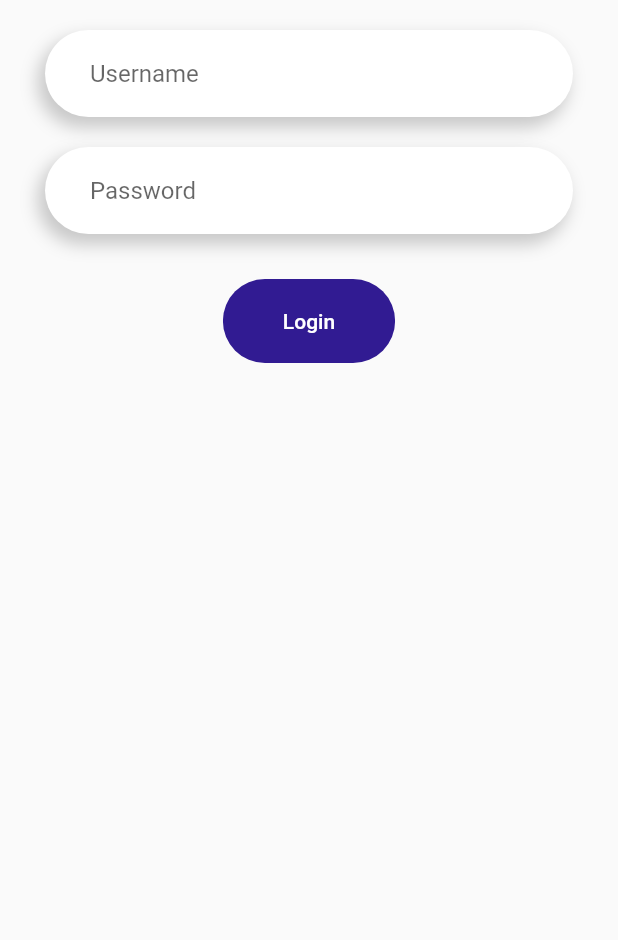
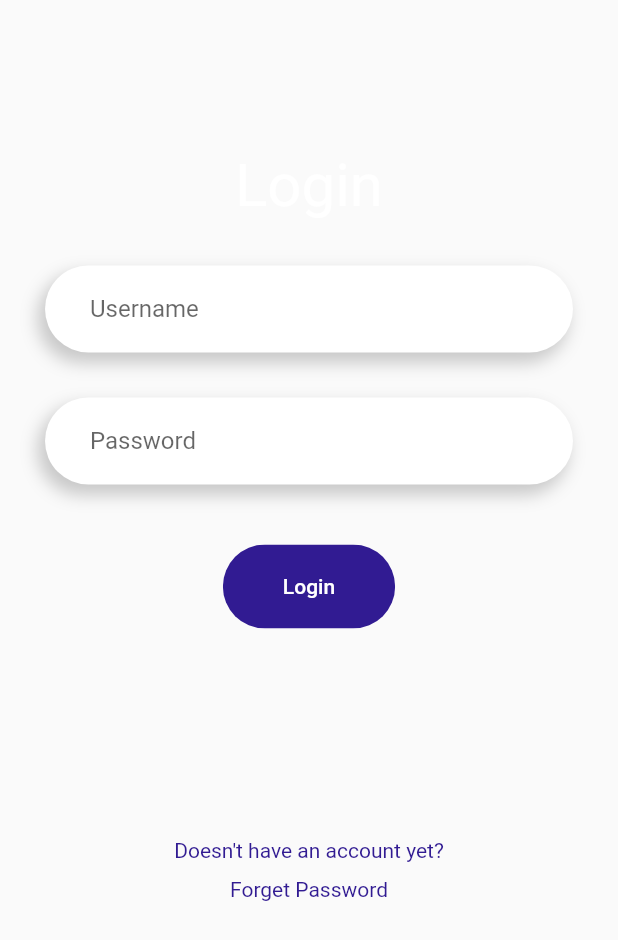
Before and after one commit to ajiekw/rehears, a Flutter app: the Body widget shown alone on an empty page, opened directly, on a phone screen of 412 x 824 dp. Shown: the top 940 px of the screen. Run offline on Flutter 3.47's test engine with Material 2 defaults, Android fonts, the phone set to English and light mode, and no system bars.

Commit message:
shadow and margin

```diff
--- a/lib/form.dart
+++ b/lib/form.dart
@@ -14,16 +14,10 @@ const backgroundcolor = Color(0xFFDD835);
 
 /// This Widget is the main application widget.
 class MyApp extends StatelessWidget {
-  static const String _title = 'Login';
-
   @override
   Widget build(BuildContext context) {
     return MaterialApp(
       home: Scaffold(
-        appBar: AppBar(
-          title: const Text(_title),
-          backgroundColor: Colors.yellow[700],
-        ),
         body: Body(),
         backgroundColor: Colors.yellow[700],
       ),
@@ -34,10 +28,18 @@ class MyApp extends StatelessWidget {
 class Body extends StatelessWidget {
   @override
   Widget build(BuildContext context) {
-    return Column(
+    return Padding(
+      padding: const EdgeInsets.only(top: 100.0),
+      child: Column(
         children: <Widget>[
           Container(
-          margin: EdgeInsets.symmetric(horizontal: 30, vertical: 20),
+            child: Text(
+              "Login",
+              style: TextStyle(color: Colors.white, fontSize: 40),
+            ),
+          ),
+          Container(
+            margin: EdgeInsets.symmetric(horizontal: 30, vertical: 30),
             padding: EdgeInsets.symmetric(horizontal: 30, vertical: 5),
             decoration: BoxDecoration(
                 color: Colors.white,
@@ -77,7 +79,7 @@ class Body extends StatelessWidget {
             ),
           ),
           Container(
-          padding: EdgeInsets.symmetric(vertical: 30),
+            padding: EdgeInsets.symmetric(vertical: 40),
             child: ClipRRect(
               borderRadius: BorderRadius.circular(29),
               child: FlatButton(
@@ -89,8 +91,25 @@ class Body extends StatelessWidget {
                     style: TextStyle(color: Colors.white),
                   )),
             ),
-        )
+          ),
+          Padding(
+            padding: const EdgeInsets.only(top: 100),
+            child: Container(
+                child: Text(
+              "Doesn't have an account yet?",
+              style: TextStyle(color: Colors.deepPurple[900]),
+            )),
+          ),
+          Padding(
+            padding: const EdgeInsets.symmetric(vertical: 10),
+            child: Container(
+                child: Text(
+              "Forget Password",
+              style: TextStyle(color: Colors.deepPurple[900]),
+            )),
+          ),
         ],
+      ),
     );
   }
 }
```
Lines whose indentation alone changed are shown as unchanged.
